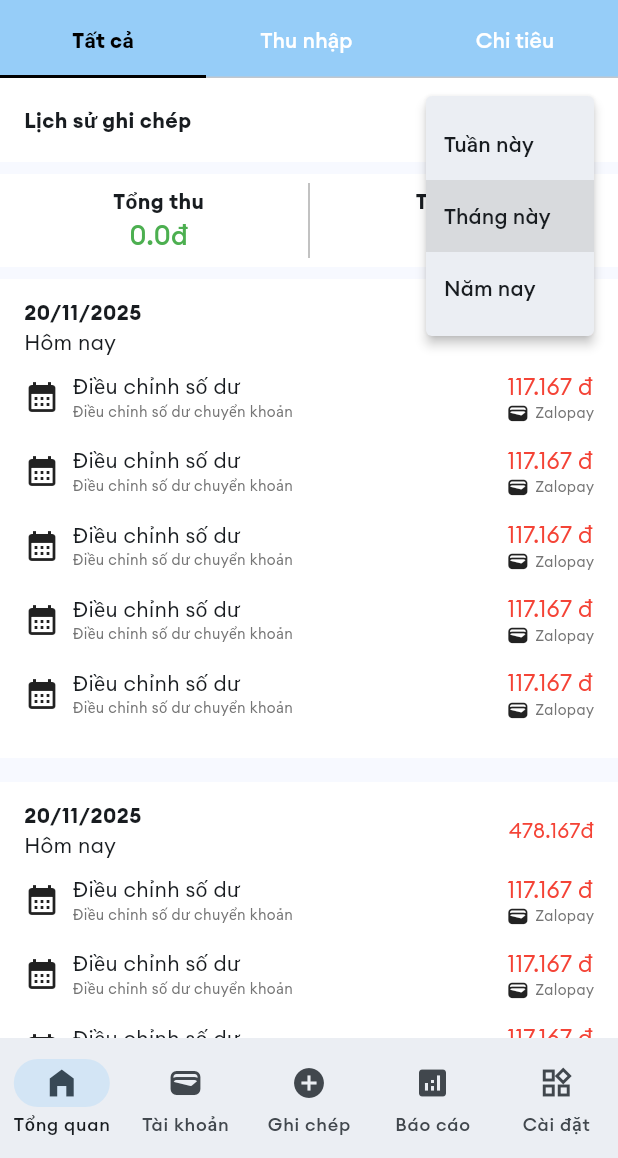
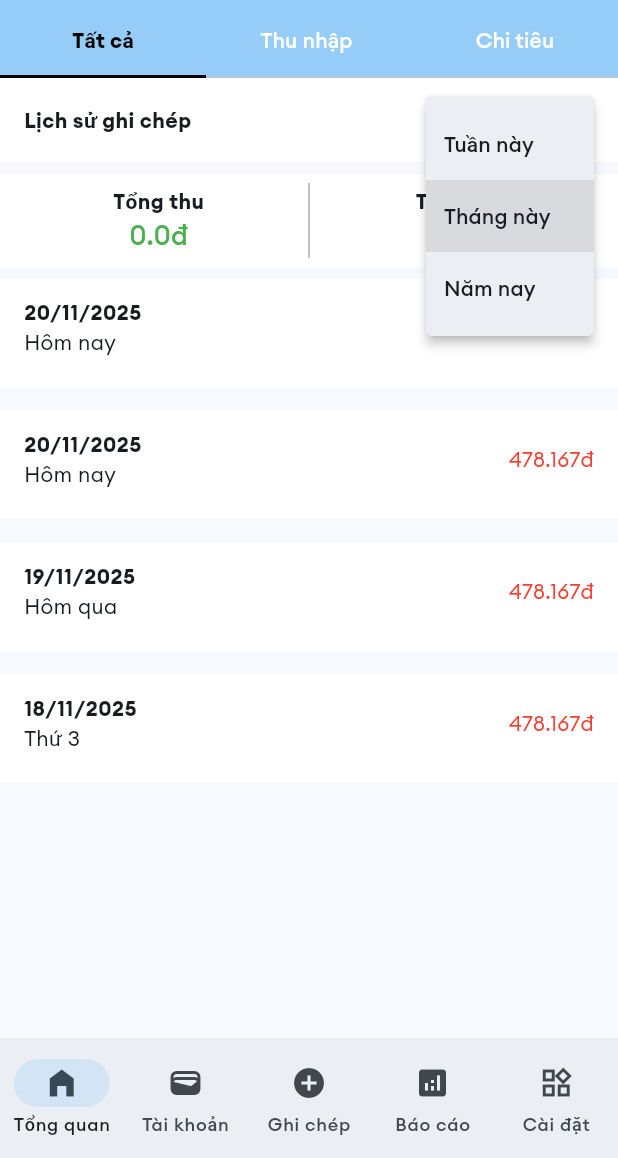
Before and after one commit to anhtuspham/MOSA, a Flutter app: the screen it shows after launch, after a tap on "Tháng này", on a phone screen of 412 x 824 dp, the part 78-1236 px from its top. Run offline on Flutter 3.47's test engine with Material 3 defaults, Android fonts, the phone set to English and light mode, and no system bars; our stand-ins replace fl_chart, flutter_riverpod, flutter_screenutil, go_router, percent_indicator, sqflite; accounts and stored records are empty.

Commit message:
feat: add wallet support to transaction management and enhance date filtering

```diff
--- a/lib/models/wallets.dart
+++ b/lib/models/wallets.dart
@@ -1,8 +1,10 @@
+import '../utils/app_icons.dart';
+
 class Wallet {
   final String id;
   final String name;
   final String icon;
   final double balance;
 
-  Wallet({required this.id, required this.name, required this.icon, required this.balance});
+  Wallet({required this.id, required this.name, this.icon = AppIcons.logoCash, required this.balance});
 }
--- a/lib/screens/overview/overview_screen.dart
+++ b/lib/screens/overview/overview_screen.dart
@@ -20,6 +20,7 @@ class _OverviewScreenState extends ConsumerState<OverviewScreen> {
     final selectedMonth = context.watch<DateFilterProvider>().selectedMonth;
     final totalIncome = ref.watch(totalIncomeProvider);
     final totalExpense = ref.watch(totalExpenseProvider);
+    final transactionNotifier = ref.watch(transactionProvider);
 
     return RefreshIndicator(
       onRefresh: _handleOnRefresh,
--- a/lib/screens/transaction/add_transaction_screen.dart
+++ b/lib/screens/transaction/add_transaction_screen.dart
@@ -7,6 +7,7 @@ import 'package:flutter_riverpod/flutter_riverpod.dart';
 import 'package:go_router/go_router.dart';
 import 'package:mosa/models/enums.dart';
 import 'package:mosa/models/transaction.dart';
+import 'package:mosa/models/wallets.dart';
 import 'package:mosa/providers/category_provider.dart';
 import 'package:mosa/providers/transaction_provider.dart';
 import 'package:mosa/providers/wallet_provider.dart';
@@ -54,6 +55,7 @@ class _AddTransactionScreenState extends ConsumerState<AddTransactionScreen> {
     try {
       final selectedCategory = ref.read(categoryNotifier);
       final transactionNotifier = ref.read(transactionProvider.notifier);
+      final selectedWallet = ref.read(selectedWalletNotifier);
 
       // Validation
       if (_amountController.text.isEmpty) {
@@ -81,6 +83,7 @@ class _AddTransactionScreenState extends ConsumerState<AddTransactionScreen> {
         note: _noteController.text.isNotEmpty ? _noteController.text : null,
         createAt: DateTime.now(),
         syncId: _generateSyncId(),
+        wallet: selectedWallet?.name ?? 'Tiền mặt',
       );
 
       await transactionNotifier.addTransaction(transaction);
@@ -278,7 +281,7 @@ class _AddTransactionScreenState extends ConsumerState<AddTransactionScreen> {
                                       setState(() {
                                         _selectedDateTime = selected;
                                       });
-                                                                        },
+                                    },
                                   ),
                                   CustomListTile(
                                     leading: Icon(Icons.notes_sharp),
--- a/lib/services/database_service.dart
+++ b/lib/services/database_service.dart
@@ -47,6 +47,7 @@ class DatabaseService {
         title TEXT NOT NULL,
         amount REAL NOT NULL,
         category TEXT NOT NULL,
+        wallet TEXT NOT NULL,
         date TEXT NOT NULL,
         type TEXT NOT NULL,
         note TEXT,
--- a/lib/widgets/date_time_picker_dialog.dart
+++ b/lib/widgets/date_time_picker_dialog.dart
@@ -13,8 +13,10 @@ Future<DateTime?> showDateTimePicker({required BuildContext context, DateTime? i
   );
 
   if (pickedDate == null) return null;
+  final now = DateTime.now();
+  final initialTime = TimeOfDay(hour: now.hour, minute: now.minute);
 
-  time = await showTimePicker(context: context, initialTime: TimeOfDay.fromDateTime(pickedDate));
+  time = await showTimePicker(context: context, initialTime: initialTime);
 
   if (time == null) return null;
   return DateTime(pickedDate.year, pickedDate.month, pickedDate.day, time.hour, time.minute);
--- a/lib/widgets/transaction_in_period_time.dart
+++ b/lib/widgets/transaction_in_period_time.dart
@@ -1,23 +1,26 @@
 import 'package:flutter/material.dart';
+import 'package:flutter_riverpod/flutter_riverpod.dart';
+import 'package:mosa/providers/transaction_provider.dart';
 import 'package:mosa/widgets/transaction_item.dart';
 
 import '../utils/app_colors.dart';
 import '../utils/date_time_extension.dart';
 
-
 /// Ghi chép thu chi trong 1 đơn vị thời gian
-class TransactionInPeriodTime extends StatefulWidget {
+class TransactionInPeriodTime extends ConsumerStatefulWidget {
   final String typeDate;
   final DateTime date;
+
   const TransactionInPeriodTime({super.key, this.typeDate = 'day', required this.date});
 
   @override
-  State<TransactionInPeriodTime> createState() => _TransactionInPeriodTimeState();
+  ConsumerState<TransactionInPeriodTime> createState() => _TransactionInPeriodTimeState();
 }
 
-class _TransactionInPeriodTimeState extends State<TransactionInPeriodTime> {
+class _TransactionInPeriodTimeState extends ConsumerState<TransactionInPeriodTime> {
   @override
   Widget build(BuildContext context) {
+    final transactionNotifier = ref.watch(transactionProvider);
     return Container(
       padding: const EdgeInsets.symmetric(horizontal: 16, vertical: 12),
       margin: const EdgeInsets.only(bottom: 16),
@@ -29,17 +32,34 @@ class _TransactionInPeriodTimeState extends State<TransactionInPeriodTime> {
             children: [
               Column(
                 crossAxisAlignment: CrossAxisAlignment.start,
-                children: [Text(convertDateTimeToString(widget.date), style: TextStyle(fontWeight: FontWeight.bold)), Text(widget.date.getWeekdayNameBaseCurrent)],
+                children: [
+                  Text(convertDateTimeToString(widget.date), style: TextStyle(fontWeight: FontWeight.bold)),
+                  Text(widget.date.getWeekdayNameBaseCurrent),
+                ],
               ),
               Text('478.167đ', style: TextStyle(color: AppColors.expense)),
             ],
           ),
           const SizedBox(height: 8),
-          TransactionItem(),
-          TransactionItem(),
-          TransactionItem(),
-          TransactionItem(),
-          TransactionItem(),
+          ListView.builder(
+            itemCount: transactionNotifier.length,
+            shrinkWrap: true,
+            physics: NeverScrollableScrollPhysics(),
+            itemBuilder: (context, index) {
+              final transaction = transactionNotifier[index];
+              return TransactionItem(
+                category: transaction.category,
+                amount: transaction.amount,
+                note: transaction.note,
+                wallet: transaction.wallet,
+              );
+            },
+          ),
+          // TransactionItem(),
+          // TransactionItem(),
+          // TransactionItem(),
+          // TransactionItem(),
+          // TransactionItem(),
         ],
       ),
     );
--- a/lib/widgets/transaction_item.dart
+++ b/lib/widgets/transaction_item.dart
@@ -4,7 +4,12 @@ import 'package:flutter_screenutil/flutter_screenutil.dart';
 import '../utils/app_colors.dart';
 
 class TransactionItem extends StatelessWidget {
-  const TransactionItem({super.key});
+  final String category;
+  final String? note;
+  final double amount;
+  final String wallet;
+
+  const TransactionItem({super.key, required this.category, this.note, required this.amount, required this.wallet});
 
   @override
   Widget build(BuildContext context) {
@@ -18,21 +23,28 @@ class TransactionItem extends StatelessWidget {
           Icon(Icons.calendar_month),
           SizedBox(width: 8.w),
           Expanded(
-              child: Column(
-                crossAxisAlignment: CrossAxisAlignment.start,
-            children: [
-              Text('Điều chỉnh số dư'),
-              Text('Điều chỉnh số dư chuyển khoản', style: TextStyle(fontSize: 10.sp, color: AppColors.textSecondary),)
-            ],
-          )),
+            child: Column(
+              crossAxisAlignment: CrossAxisAlignment.start,
+              children: [
+                Text(category),
+                if (note != null)
+                  Text(
+                    note!,
+                    style: TextStyle(fontSize: 10.sp, color: AppColors.textSecondary),
+                  ),
+              ],
+            ),
+          ),
           Column(
             children: [
-              Text('117.167 đ', style: TextStyle(fontSize: 16.sp, color: AppColors.expense)),
-              Row(children: [
-                Icon(Icons.wallet, size: 16.sp,),
-                const SizedBox(width: 4),
-                Text('Zalopay', style: TextStyle(fontSize: 10.sp, color: AppColors.textSecondary),)
-              ],)
+              Text('$amount đ', style: TextStyle(fontSize: 16.sp, color: AppColors.expense)),
+              Row(
+                children: [
+                  Icon(Icons.wallet, size: 16.sp),
+                  const SizedBox(width: 4),
+                  Text(wallet, style: TextStyle(fontSize: 10.sp, color: AppColors.textSecondary)),
+                ],
+              ),
             ],
           ),
         ],
```
Also changed, not shown: lib/models/transaction.dart (+10 -3 lines), lib/providers/date_filter_provider.dart (+54 -2 lines), lib/providers/transaction_provider.dart (+5 -98 lines), lib/utils/test_data.dart (+122 -122 lines).
